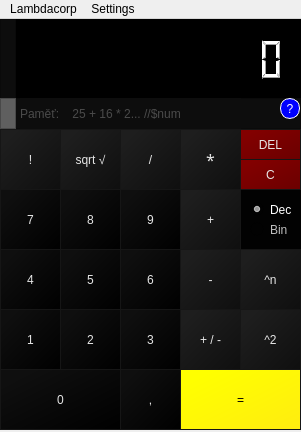
Old version of the form mainwindow.ui in the repository Lambdacorp/ivs-proj2.
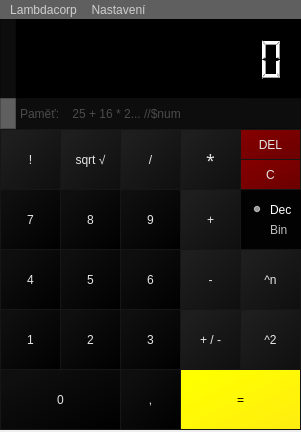
New version of the form. Icons and pictures are not drawn.

Commit message:
GUI drobne upravy
tlacitka, napoveda, barva listy

Diff of the .ui file:
```diff
--- a/mainwindow.ui
+++ b/mainwindow.ui
@@ -1483,51 +1483,6 @@
       <enum>QFrame::Raised</enum>
      </property>
     </widget>
-    <widget class="QPushButton" name="pushButton_help">
-     <property name="geometry">
-      <rect>
-       <x>280</x>
-       <y>0</y>
-       <width>20</width>
-       <height>21</height>
-      </rect>
-     </property>
-     <property name="styleSheet">
-      <string notr="true">QPushButton
-{
-
- font: 9pt;
- color: white;
- background-color: blue;
- border-color: white;
- border-style: solid;
- border-width:1px;
- border-radius:10px;
-
-}
-
-QPushButton:hover
-{
- background-color: white;
- border-color: blue;
- color: blue;
-}
-
-QPushButton:pressed 
-{
- background-color: white;
- border-color: blue;
- color: blue;
- }</string>
-     </property>
-     <property name="text">
-      <string>?</string>
-     </property>
-    </widget>
-    <zorder>label</zorder>
-    <zorder>frame_5</zorder>
-    <zorder>lcdNumber</zorder>
-    <zorder>pushButton_help</zorder>
    </widget>
    <widget class="QFrame" name="frame_3">
     <property name="geometry">
@@ -1589,6 +1544,19 @@
      <height>21</height>
     </rect>
    </property>
+   <property name="styleSheet">
+    <string notr="true">QMenuBar {
+
+background-color: rgb(95,95,95);
+	color: rgb(206, 206, 206);
+}
+QMenuBar::item {
+
+background-color: transparent;
+
+
+}</string>
+   </property>
    <property name="defaultUp">
     <bool>false</bool>
    </property>
@@ -1616,7 +1584,7 @@
    </widget>
    <widget class="QMenu" name="setting">
     <property name="title">
-     <string>Settings</string>
+     <string>Nastavení</string>
     </property>
     <widget class="QMenu" name="setting_set">
      <property name="title">
```
Left out of the diff: 52 changed lines with no effect on the pictures. The commit also changes 6 other files.
